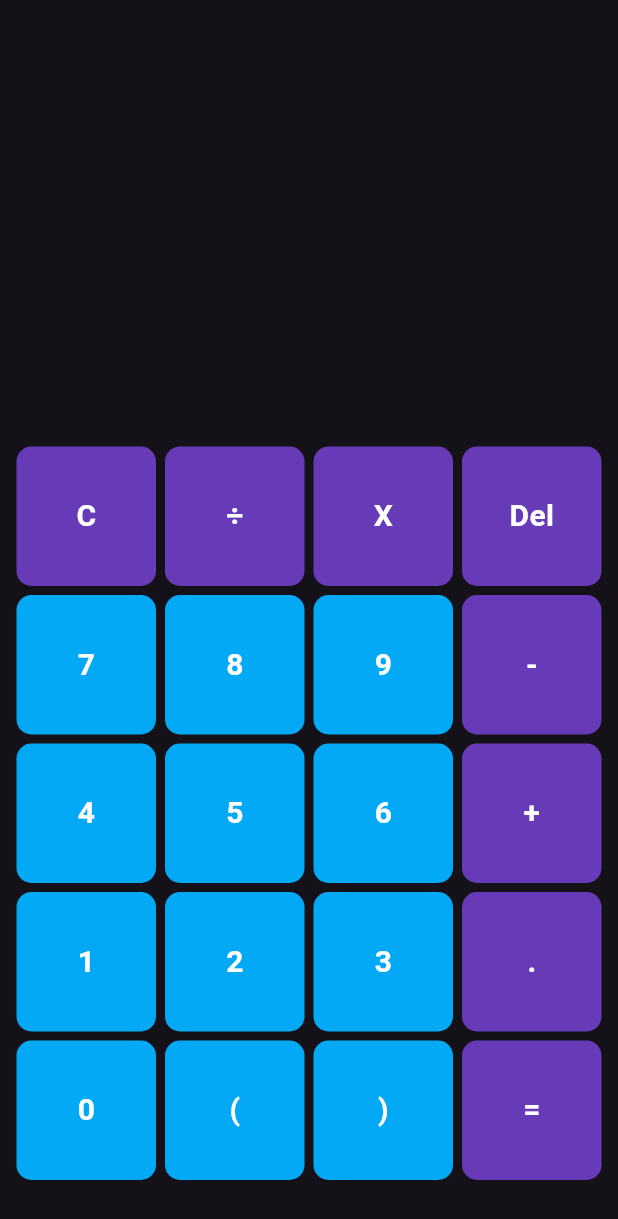
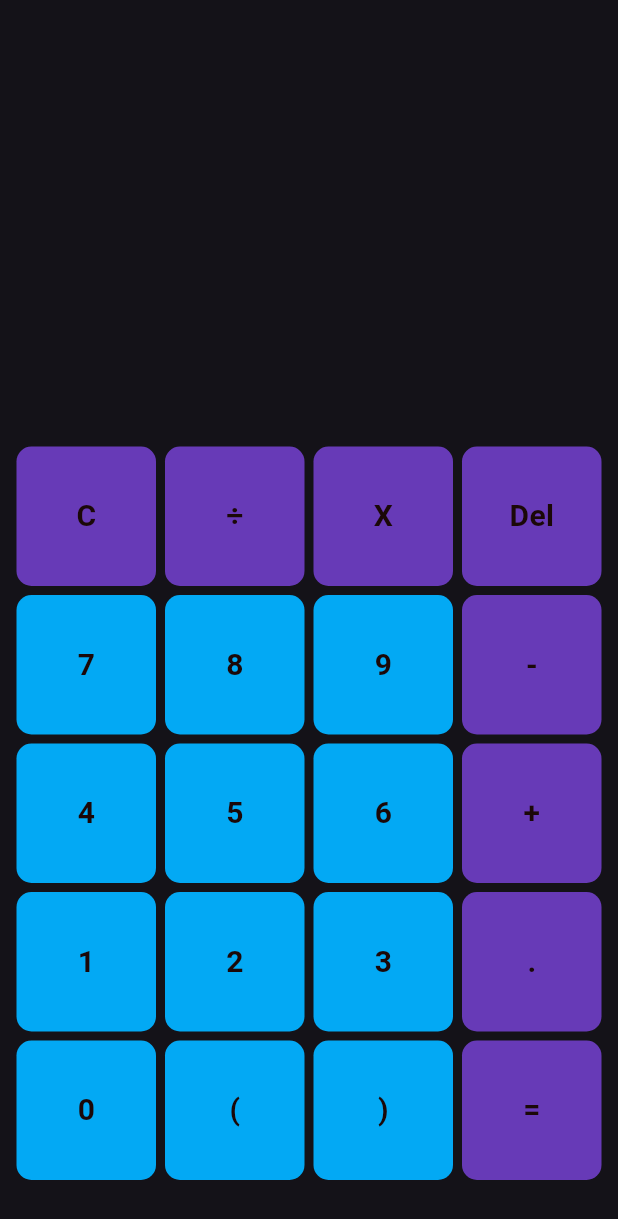
Before and after one commit to DivyanshArya09/Calculator, a Flutter app: the screen it shows after launch, on a phone screen of 412 x 824 dp. Shown: the top 1219 px of the screen. Run offline on Flutter 3.47's test engine with Material 3 defaults, Android fonts, the phone set to English and light mode, and no system bars; our stand-ins replace math_expressions.

Commit message:
Button color changed to black

```diff
--- a/lib/widgets/button.dart
+++ b/lib/widgets/button.dart
@@ -23,7 +23,9 @@ class Button extends StatelessWidget {
           child: Text(
             text,
             style: const TextStyle(
-                color: Colors.white, fontSize: 20, fontWeight: FontWeight.bold),
+                color: Color.fromARGB(255, 27, 8, 8),
+                fontSize: 20,
+                fontWeight: FontWeight.bold),
           ),
         ),
       ),
```
